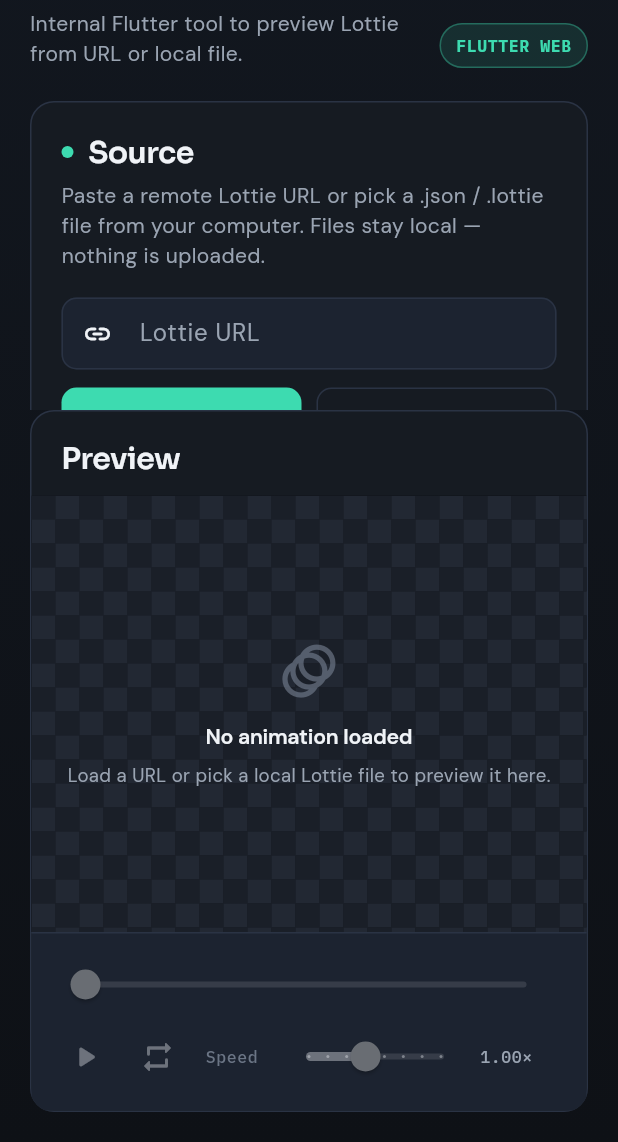
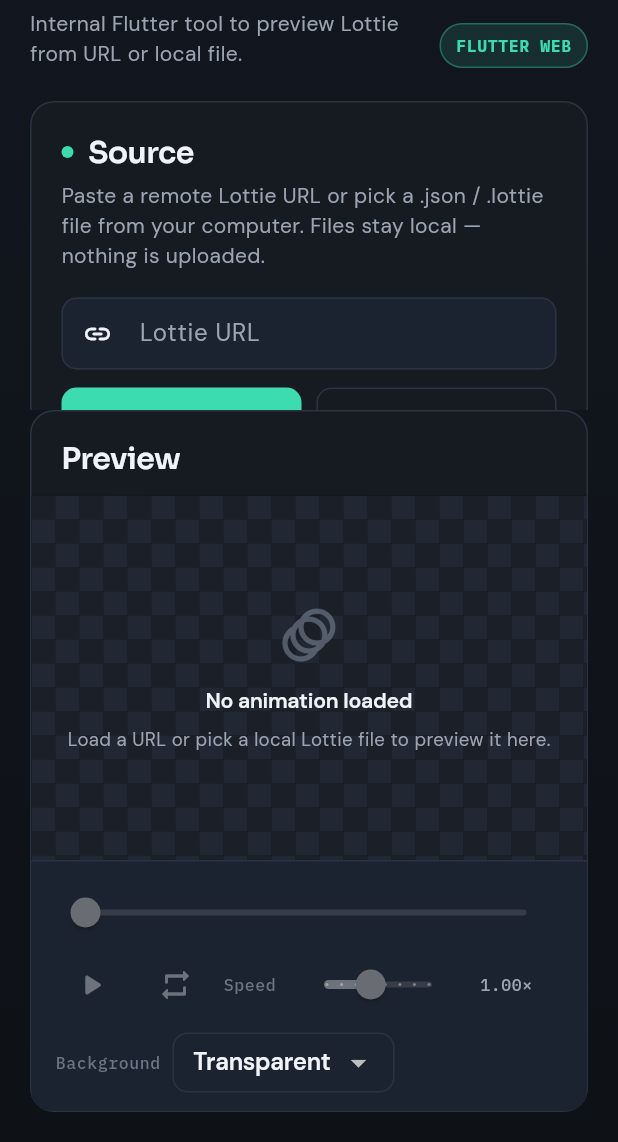
Before and after one commit to angshuman-acko/lottieViewFlutter, a Flutter app: the screen it shows after launch, on a phone screen of 412 x 824 dp, the part 94-1236 px from its top. Run offline on Flutter 3.47's test engine with Material 3 defaults, Android fonts, the phone set to English and light mode, and no system bars; our stand-ins replace file_picker, google_fonts, lottie.

Commit message:
few improvement

```diff
--- a/lib/models/view_config.dart
+++ b/lib/models/view_config.dart
@@ -1,3 +1,5 @@
+import 'package:flutter/material.dart';
+
 /// How the Lottie animation is sized inside the preview stage.
 enum ViewMode {
   /// Fill the entire available preview area.
@@ -24,7 +26,27 @@
       };
 }
 
-/// Sizing configuration for the Lottie preview.
+/// Preview stage background behind the Lottie.
+enum BackgroundMode {
+  /// Checkerboard — shows transparency.
+  transparent,
+
+  /// Solid white.
+  white,
+
+  /// User-picked solid color.
+  custom,
+}
+
+extension BackgroundModeLabel on BackgroundMode {
+  String get label => switch (this) {
+        BackgroundMode.transparent => 'Transparent',
+        BackgroundMode.white => 'White',
+        BackgroundMode.custom => 'Custom',
+      };
+}
+
+/// Sizing + background configuration for the Lottie preview.
 class ViewConfig {
   const ViewConfig({
     this.mode = ViewMode.full,
@@ -32,7 +54,8 @@
     this.height,
     this.aspectWidth = 1,
     this.aspectHeight = 1,
-    this.backgroundColorHex = '#1A1D23',
+    this.backgroundMode = BackgroundMode.transparent,
+    this.customBackground = const Color(0xFF1A1D23),
   });
 
   final ViewMode mode;
@@ -40,7 +63,8 @@
   final double? height;
   final double aspectWidth;
   final double aspectHeight;
-  final String backgroundColorHex;
+  final BackgroundMode backgroundMode;
+  final Color customBackground;
 
   double get aspectRatio {
     if (aspectHeight == 0) return 1;
@@ -55,7 +79,8 @@
     bool clearHeight = false,
     double? aspectWidth,
     double? aspectHeight,
-    String? backgroundColorHex,
+    BackgroundMode? backgroundMode,
+    Color? customBackground,
   }) {
     return ViewConfig(
       mode: mode ?? this.mode,
@@ -63,7 +88,32 @@
       height: clearHeight ? null : (height ?? this.height),
       aspectWidth: aspectWidth ?? this.aspectWidth,
       aspectHeight: aspectHeight ?? this.aspectHeight,
-      backgroundColorHex: backgroundColorHex ?? this.backgroundColorHex,
+      backgroundMode: backgroundMode ?? this.backgroundMode,
+      customBackground: customBackground ?? this.customBackground,
     );
   }
 }
+
+/// Parses `#RGB`, `#RRGGBB`, or `#AARRGGBB` into a [Color].
+Color? parseHexColor(String raw) {
+  var hex = raw.trim();
+  if (hex.startsWith('#')) {
+    hex = hex.substring(1);
+  }
+  if (hex.length == 3) {
+    hex = hex.split('').map((c) => '$c$c').join();
+  }
+  if (hex.length == 6) {
+    hex = 'FF$hex';
+  }
+  if (hex.length != 8) return null;
+  final value = int.tryParse(hex, radix: 16);
+  if (value == null) return null;
+  return Color(value);
+}
+
+String colorToHex(Color color, {bool includeHash = true}) {
+  final argb = color.toARGB32().toRadixString(16).padLeft(8, '0').toUpperCase();
+  final rgb = argb.substring(2);
+  return includeHash ? '#$rgb' : rgb;
+}
--- a/lib/screens/viewer_screen.dart
+++ b/lib/screens/viewer_screen.dart
@@ -77,6 +77,9 @@
                       child: LottieStage(
                         source: _source,
                         config: _config,
+                        onConfigChanged: (config) {
+                          setState(() => _config = config);
+                        },
                       ),
                     ),
                   ],
--- a/lib/widgets/lottie_stage.dart
+++ b/lib/widgets/lottie_stage.dart
@@ -1,4 +1,5 @@
 import 'package:flutter/material.dart';
+import 'package:flutter/services.dart';
 import 'package:lottie/lottie.dart';
 
 import '../models/lottie_source.dart';
@@ -11,10 +12,12 @@
     super.key,
     required this.source,
     required this.config,
+    required this.onConfigChanged,
   });
 
   final LottieSource? source;
   final ViewConfig config;
+  final ValueChanged<ViewConfig> onConfigChanged;
 
   @override
   State<LottieStage> createState() => _LottieStageState();
@@ -196,25 +199,10 @@
             ),
           ),
           Expanded(
-            child: DecoratedBox(
-              decoration: const BoxDecoration(
-                gradient: LinearGradient(
-                  begin: Alignment.topLeft,
-                  end: Alignment.bottomRight,
-                  colors: [
-                    Color(0xFF12161E),
-                    Color(0xFF0B0E13),
-                  ],
-                ),
-              ),
-              child: ClipRect(
-                child: CustomPaint(
-                  painter: const _CheckerPainter(),
-                  child: SizedBox.expand(
-                    child: Center(child: _buildLottie()),
-                  ),
-                ),
-              ),
+            child: _StageBackground(
+              mode: widget.config.backgroundMode,
+              customColor: widget.config.customBackground,
+              child: Center(child: _buildLottie()),
             ),
           ),
           if (_loadError != null)
@@ -234,9 +222,24 @@
             loop: _loop,
             speed: _speed,
             progress: _controller,
+            backgroundMode: widget.config.backgroundMode,
+            customBackground: widget.config.customBackground,
             onTogglePlay: _togglePlay,
             onLoopChanged: _setLoop,
             onSpeedChanged: _setSpeed,
+            onBackgroundModeChanged: (mode) {
+              widget.onConfigChanged(
+                widget.config.copyWith(backgroundMode: mode),
+              );
+            },
+            onCustomBackgroundChanged: (color) {
+              widget.onConfigChanged(
+                widget.config.copyWith(
+                  backgroundMode: BackgroundMode.custom,
+                  customBackground: color,
+                ),
+              );
+            },
             onSeek: (value) {
               _controller.value = value;
               setState(() {});
@@ -298,16 +301,64 @@
   }
 }
 
-class _PlaybackBar extends StatelessWidget {
+class _StageBackground extends StatelessWidget {
+  const _StageBackground({
+    required this.mode,
+    required this.customColor,
+    required this.child,
+  });
+
+  final BackgroundMode mode;
+  final Color customColor;
+  final Widget child;
+
+  @override
+  Widget build(BuildContext context) {
+    return switch (mode) {
+      BackgroundMode.transparent => DecoratedBox(
+          decoration: const BoxDecoration(
+            gradient: LinearGradient(
+              begin: Alignment.topLeft,
+              end: Alignment.bottomRight,
+              colors: [
+                Color(0xFF12161E),
+                Color(0xFF0B0E13),
+              ],
+            ),
+          ),
+          child: ClipRect(
+            child: CustomPaint(
+              painter: const _CheckerPainter(),
+              child: SizedBox.expand(child: child),
+            ),
+          ),
+        ),
+      BackgroundMode.white => ColoredBox(
+          color: Colors.white,
+          child: SizedBox.expand(child: child),
+        ),
+      BackgroundMode.custom => ColoredBox(
+          color: customColor,
+          child: SizedBox.expand(child: child),
+        ),
+    };
+  }
+}
+
+class _PlaybackBar extends StatefulWidget {
   const _PlaybackBar({
     required this.enabled,
     required this.isPlaying,
     required this.loop,
     required this.speed,
     required this.progress,
+    required this.backgroundMode,
+    required this.customBackground,
     required this.onTogglePlay,
     required this.onLoopChanged,
     required this.onSpeedChanged,
+    required this.onBackgroundModeChanged,
+    required this.onCustomBackgroundChanged,
     required this.onSeek,
   });
 
@@ -316,13 +367,57 @@
   final bool loop;
   final double speed;
   final Animation<double> progress;
+  final BackgroundMode backgroundMode;
+  final Color customBackground;
   final VoidCallback onTogglePlay;
   final ValueChanged<bool> onLoopChanged;
   final ValueChanged<double> onSpeedChanged;
+  final ValueChanged<BackgroundMode> onBackgroundModeChanged;
+  final ValueChanged<Color> onCustomBackgroundChanged;
   final ValueChanged<double> onSeek;
 
   @override
+  State<_PlaybackBar> createState() => _PlaybackBarState();
+}
+
+class _PlaybackBarState extends State<_PlaybackBar> {
+  late final TextEditingController _hexController;
+
+  @override
+  void initState() {
+    super.initState();
+    _hexController = TextEditingController(
+      text: colorToHex(widget.customBackground),
+    );
+  }
+
+  @override
+  void didUpdateWidget(covariant _PlaybackBar oldWidget) {
+    super.didUpdateWidget(oldWidget);
+    if (oldWidget.customBackground != widget.customBackground) {
+      final next = colorToHex(widget.customBackground);
+      if (_hexController.text.toUpperCase() != next) {
+        _hexController.text = next;
+      }
+    }
+  }
+
+  @override
+  void dispose() {
+    _hexController.dispose();
+    super.dispose();
+  }
+
+  void _onHexChanged(String raw) {
+    final color = parseHexColor(raw);
+    if (color == null) return;
+    widget.onCustomBackgroundChanged(color);
+  }
+
+  @override
   Widget build(BuildContext context) {
+    final theme = Theme.of(context);
+
     return Container(
       padding: const EdgeInsets.fromLTRB(12, 10, 16, 12),
       decoration: const BoxDecoration(
@@ -332,56 +427,125 @@
       child: Column(
         children: [
           AnimatedBuilder(
-            animation: progress,
+            animation: widget.progress,
             builder: (context, _) {
               return Slider(
-                value: progress.value.clamp(0.0, 1.0),
-                onChanged: enabled ? onSeek : null,
+                value: widget.progress.value.clamp(0.0, 1.0),
+                onChanged: widget.enabled ? widget.onSeek : null,
               );
             },
           ),
-          Row(
+          Wrap(
+            crossAxisAlignment: WrapCrossAlignment.center,
+            spacing: 8,
+            runSpacing: 8,
             children: [
               IconButton(
-                onPressed: enabled ? onTogglePlay : null,
-                tooltip: isPlaying ? 'Pause' : 'Play',
+                onPressed: widget.enabled ? widget.onTogglePlay : null,
+                tooltip: widget.isPlaying ? 'Pause' : 'Play',
                 icon: Icon(
-                  isPlaying
+                  widget.isPlaying
                       ? Icons.pause_rounded
                       : Icons.play_arrow_rounded,
                 ),
                 color: AppColors.accent,
               ),
               IconButton(
-                onPressed: enabled ? () => onLoopChanged(!loop) : null,
-                tooltip: loop ? 'Looping on' : 'Looping off',
+                onPressed: widget.enabled
+                    ? () => widget.onLoopChanged(!widget.loop)
+                    : null,
+                tooltip: widget.loop ? 'Looping on' : 'Looping off',
                 icon: Icon(
-                  loop ? Icons.repeat_rounded : Icons.repeat_one_rounded,
+                  widget.loop
+                      ? Icons.repeat_rounded
+                      : Icons.repeat_one_rounded,
                 ),
-                color: loop ? AppColors.accent : AppColors.textMuted,
+                color: widget.loop ? AppColors.accent : AppColors.textMuted,
               ),
-              const SizedBox(width: 8),
-              Text(
-                'Speed',
-                style: Theme.of(context).textTheme.labelSmall,
-              ),
-              const SizedBox(width: 8),
+              Text('Speed', style: theme.textTheme.labelSmall),
               SizedBox(
-                width: 140,
+                width: 120,
                 child: Slider(
                   min: 0.25,
                   max: 2,
                   divisions: 7,
-                  value: speed,
-                  onChanged: enabled ? onSpeedChanged : null,
+                  value: widget.speed,
+                  onChanged: widget.enabled ? widget.onSpeedChanged : null,
                 ),
               ),
               Text(
-                '${speed.toStringAsFixed(2)}×',
-                style: Theme.of(context).textTheme.labelSmall?.copyWith(
-                      color: AppColors.textSecondary,
+                '${widget.speed.toStringAsFixed(2)}×',
+                style: theme.textTheme.labelSmall?.copyWith(
+                  color: AppColors.textSecondary,
+                ),
+              ),
+              const SizedBox(width: 8),
+              Text('Background', style: theme.textTheme.labelSmall),
+              SizedBox(
+                width: 148,
+                child: DropdownButtonFormField<BackgroundMode>(
+                  key: ValueKey(widget.backgroundMode),
+                  initialValue: widget.backgroundMode,
+                  isExpanded: true,
+                  dropdownColor: AppColors.surfaceRaised,
+                  decoration: const InputDecoration(
+                    isDense: true,
+                    contentPadding: EdgeInsets.symmetric(
+                      horizontal: 10,
+                      vertical: 8,
                     ),
+                  ),
+                  items: [
+                    for (final mode in BackgroundMode.values)
+                      DropdownMenuItem(
+                        value: mode,
+                        child: Text(mode.label),
+                      ),
+                  ],
+                  onChanged: (mode) {
+                    if (mode == null) return;
+                    widget.onBackgroundModeChanged(mode);
+                  },
+                ),
               ),
+              if (widget.backgroundMode == BackgroundMode.custom)
+                SizedBox(
+                  width: 118,
+                  child: TextField(
+                    controller: _hexController,
+                    onChanged: _onHexChanged,
+                    style: theme.textTheme.bodyMedium?.copyWith(
+                      color: AppColors.textPrimary,
+                      fontSize: 13,
+                      fontFeatures: const [FontFeature.tabularFigures()],
+                    ),
+                    inputFormatters: [
+                      FilteringTextInputFormatter.allow(
+                        RegExp(r'[#a-fA-F0-9]'),
+                      ),
+                      LengthLimitingTextInputFormatter(9),
+                    ],
+                    decoration: InputDecoration(
+                      isDense: true,
+                      hintText: '#FFFFFF',
+                      prefixIcon: Padding(
+                        padding: const EdgeInsets.all(8),
+                        child: DecoratedBox(
+                          decoration: BoxDecoration(
+                            color: widget.customBackground,
+                            borderRadius: BorderRadius.circular(4),
+                            border: Border.all(color: AppColors.border),
+                          ),
+                          child: const SizedBox(width: 16, height: 16),
+                        ),
+                      ),
+                      prefixIconConstraints: const BoxConstraints(
+                        minWidth: 32,
+                        minHeight: 32,
+                      ),
+                    ),
+                  ),
+                ),
             ],
           ),
         ],
--- a/pubspec.yaml
+++ b/pubspec.yaml
@@ -34,7 +34,7 @@
   # The following adds the Cupertino Icons font to your application.
   # Use with the CupertinoIcons class for iOS style icons.
   cupertino_icons: ^1.0.8
-  lottie: ^3.3.3
+  lottie: ^3.1.0
   file_picker: ^11.0.2
   google_fonts: ^8.1.0
 
```
